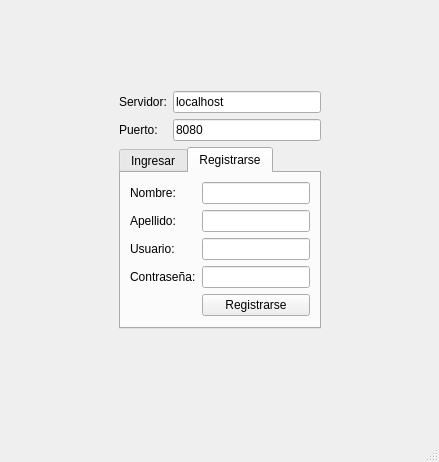
fbrondo/tp-grupal-argentum, file launcher/login_window.ui: the form before one commit.
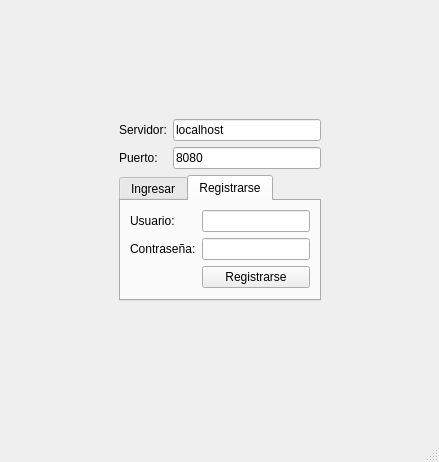
The form after the commit. The open tabs and pages were chosen to show the change.

Diff of the .ui file:
```diff
--- a/launcher/login_window.ui
+++ b/launcher/login_window.ui
@@ -126,50 +126,30 @@
            </attribute>
            <layout class="QFormLayout" name="signupLayout">
             <item row="0" column="0">
-             <widget class="QLabel" name="signupNombreLabel">
-              <property name="text">
-               <string>Nombre:</string>
-              </property>
-             </widget>
-            </item>
-            <item row="0" column="1">
-             <widget class="QLineEdit" name="signupNombreEdit"/>
-            </item>
-            <item row="1" column="0">
-             <widget class="QLabel" name="signupApellidoLabel">
-              <property name="text">
-               <string>Apellido:</string>
-              </property>
-             </widget>
-            </item>
-            <item row="1" column="1">
-             <widget class="QLineEdit" name="signupApellidoEdit"/>
-            </item>
-            <item row="2" column="0">
              <widget class="QLabel" name="signupUserLabel">
               <property name="text">
                <string>Usuario:</string>
               </property>
              </widget>
             </item>
-            <item row="2" column="1">
+            <item row="0" column="1">
              <widget class="QLineEdit" name="signupUserEdit"/>
             </item>
-            <item row="3" column="0">
+            <item row="1" column="0">
              <widget class="QLabel" name="signupPassLabel">
               <property name="text">
                <string>Contraseña:</string>
               </property>
              </widget>
             </item>
-            <item row="3" column="1">
+            <item row="1" column="1">
              <widget class="QLineEdit" name="signupPassEdit">
               <property name="echoMode">
                <enum>QLineEdit::Password</enum>
               </property>
              </widget>
             </item>
-            <item row="4" column="1">
+            <item row="2" column="1">
              <widget class="QPushButton" name="signupBtn">
               <property name="text">
                <string>Registrarse</string>
```
Left out of the diff: 2 changed lines with no effect on the pictures.
